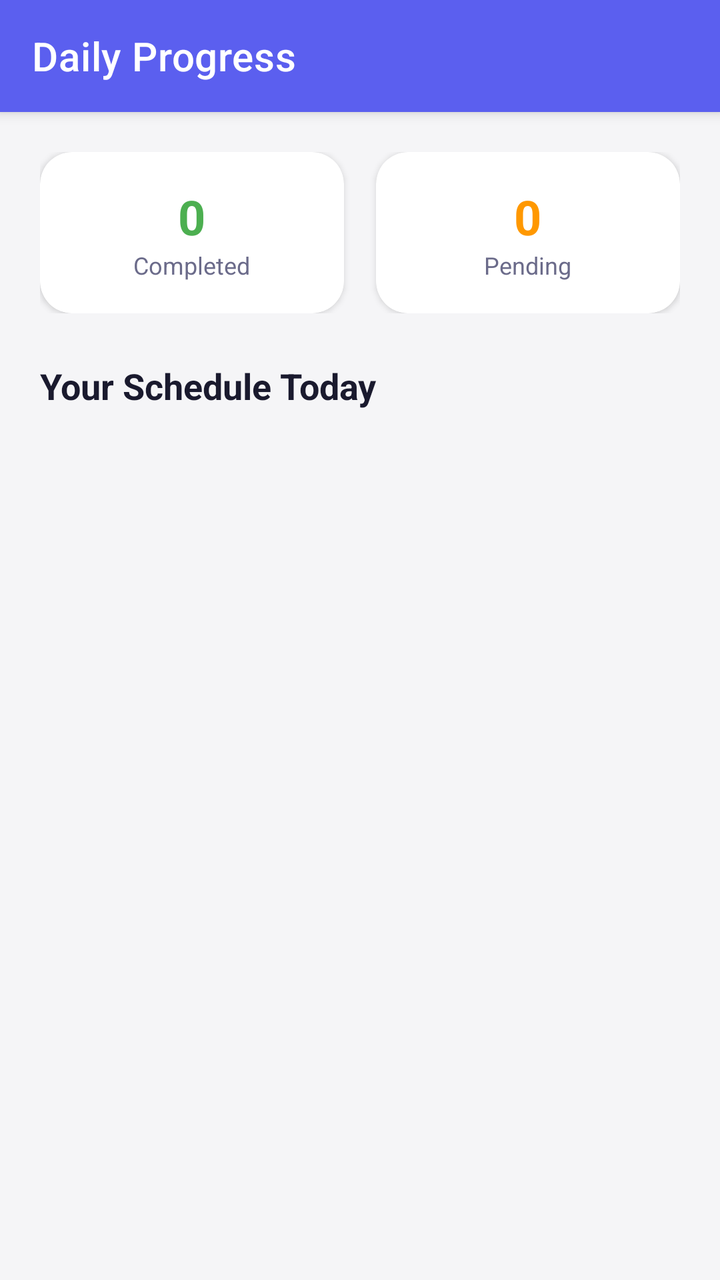
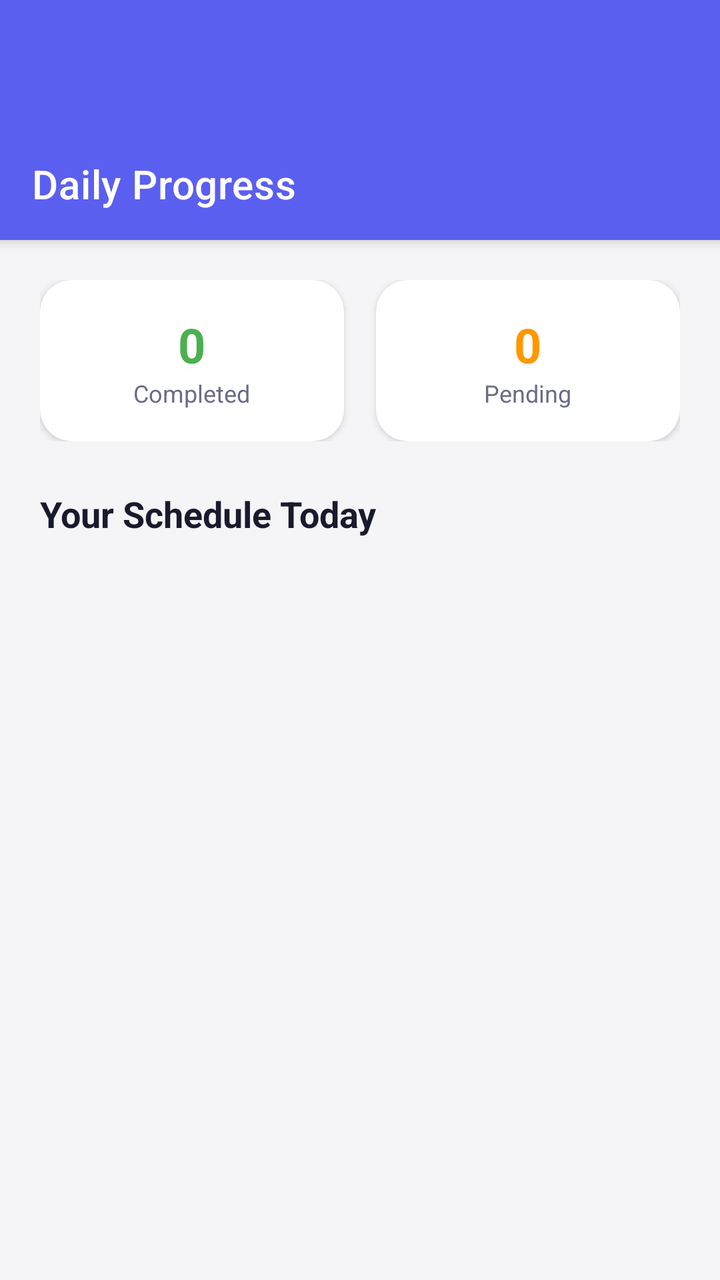

Before-and-after screenshots of an Android layout around one commit, followed by the original layout XML and the change that was made.
<!-- AndroidManifest.xml: application theme Theme.DailyRoutine -->
<!-- res/layout/activity_habit_progress.xml -->
<?xml version="1.0" encoding="utf-8"?>
<androidx.coordinatorlayout.widget.CoordinatorLayout xmlns:android="http://schemas.android.com/apk/res/android"
    xmlns:app="http://schemas.android.com/apk/res-auto"
    android:layout_width="match_parent"
    android:layout_height="match_parent"
    android:background="@color/bgPage">

    <com.google.android.material.appbar.AppBarLayout
        android:layout_width="match_parent"
        android:layout_height="wrap_content">

        <androidx.appcompat.widget.Toolbar
            android:id="@+id/toolbar"
            android:layout_width="match_parent"
            android:layout_height="?attr/actionBarSize"
            android:background="@color/primary"
            app:title="Daily Progress"
            app:titleTextColor="@android:color/white"/>

    </com.google.android.material.appbar.AppBarLayout>

    <androidx.core.widget.NestedScrollView
        android:layout_width="match_parent"
        android:layout_height="match_parent"
        app:layout_behavior="@string/appbar_scrolling_view_behavior">

        <LinearLayout
            android:layout_width="match_parent"
            android:layout_height="wrap_content"
            android:orientation="vertical"
            android:padding="20dp">

            
            <LinearLayout
                android:layout_width="match_parent"
                android:layout_height="wrap_content"
                android:orientation="horizontal"
                android:baselineAligned="false">

                <com.google.android.material.card.MaterialCardView
                    android:layout_width="0dp"
                    android:layout_height="wrap_content"
                    android:layout_weight="1"
                    android:layout_marginEnd="8dp"
                    app:cardCornerRadius="16dp"
                    app:cardElevation="2dp">
                    <LinearLayout android:layout_width="match_parent" android:layout_height="wrap_content" android:padding="16dp" android:gravity="center" android:orientation="vertical">
                        <TextView android:id="@+id/tvDoneCount" android:layout_width="wrap_content" android:layout_height="wrap_content" android:text="0" android:textSize="24sp" android:textStyle="bold" android:textColor="@color/healthNutrition"/>
                        <TextView android:layout_width="wrap_content" android:layout_height="wrap_content" android:text="Completed" android:textSize="12sp" android:textColor="@color/textSecondary"/>
                    </LinearLayout>
                </com.google.android.material.card.MaterialCardView>

                <com.google.android.material.card.MaterialCardView
                    android:layout_width="0dp"
                    android:layout_height="wrap_content"
                    android:layout_weight="1"
                    android:layout_marginStart="8dp"
                    app:cardCornerRadius="16dp"
                    app:cardElevation="2dp">
                    <LinearLayout android:layout_width="match_parent" android:layout_height="wrap_content" android:padding="16dp" android:gravity="center" android:orientation="vertical">
                        <TextView android:id="@+id/tvPendingCount" android:layout_width="wrap_content" android:layout_height="wrap_content" android:text="0" android:textSize="24sp" android:textStyle="bold" android:textColor="@color/healthWorkout"/>
                        <TextView android:layout_width="wrap_content" android:layout_height="wrap_content" android:text="Pending" android:textSize="12sp" android:textColor="@color/textSecondary"/>
                    </LinearLayout>
                </com.google.android.material.card.MaterialCardView>
            </LinearLayout>

            <TextView
                android:layout_width="wrap_content"
                android:layout_height="wrap_content"
                android:text="Your Schedule Today"
                android:textSize="18sp"
                android:textStyle="bold"
                android:layout_marginTop="24dp"
                android:layout_marginBottom="12dp"
                android:textColor="@color/textPrimary"/>

            <androidx.recyclerview.widget.RecyclerView
                android:id="@+id/rvTasks"
                android:layout_width="match_parent"
                android:layout_height="wrap_content"
                android:nestedScrollingEnabled="false"/>

        </LinearLayout>
    </androidx.core.widget.NestedScrollView>

</androidx.coordinatorlayout.widget.CoordinatorLayout>
<!-- resources referenced by this layout -->
<resources>
  <color name="bgPage">#F5F5F7</color>
  <color name="healthNutrition">#4CAF50</color>
  <color name="healthWorkout">#FF9800</color>
  <color name="primary">#5B5FEF</color>
  <color name="textPrimary">#1A1A2E</color>
  <color name="textSecondary">#6B6B8A</color>
  <style name="Theme.DailyRoutine" parent="Theme.MaterialComponents.DayNight.NoActionBar">
          <item name="colorPrimary">@color/primary</item>
          <item name="colorPrimaryVariant">@color/primaryDark</item>
          <item name="colorOnPrimary">@android:color/white</item>
          <item name="colorSecondary">@color/accent</item>
          <item name="colorOnSecondary">@android:color/white</item>
          <item name="android:windowBackground">@color/bgPage</item>
          <item name="android:statusBarColor">@color/statusBar</item>
          <item name="android:navigationBarColor">@color/primaryDark</item>
          
          <item name="dialogCornerRadius">16dp</item>
      </style>
  <color name="primaryDark">#3F41C2</color>
  <color name="accent">#7E57C2</color>
  <color name="statusBar">#5B5FEF</color>
</resources>

<!-- the commit's change to res/layout/activity_habit_progress.xml (unified diff, before → after) -->
@@ -7,7 +7,8 @@
 
     <com.google.android.material.appbar.AppBarLayout
         android:layout_width="match_parent"
-        android:layout_height="wrap_content">
+        android:layout_height="wrap_content"
+        android:paddingTop="64dp">
 
         <androidx.appcompat.widget.Toolbar
             android:id="@+id/toolbar"
@@ -22,6 +23,8 @@
     <androidx.core.widget.NestedScrollView
         android:layout_width="match_parent"
         android:layout_height="match_parent"
+        android:paddingBottom="80dp"
+        android:clipToPadding="false"
         app:layout_behavior="@string/appbar_scrolling_view_behavior">
 
         <LinearLayout
